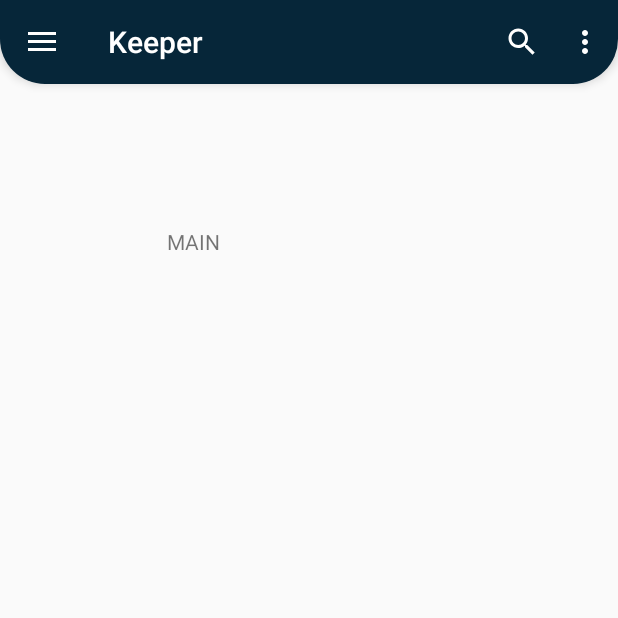
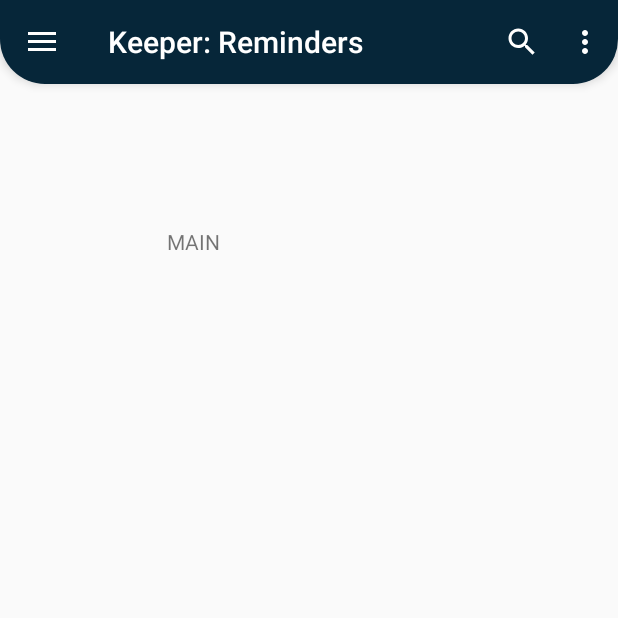
Before and after one commit to EGAMAGZ/Keeper-Deprecated-, an Android app: the screen it shows after launch (MainActivity), after a tap on "Reminders", on a phone screen of 412 x 824 dp, the top half of it. Run offline under Robolectric (Android 15) with nearby library versions, the phone set to English and light mode, and no system bars; 3 other taps on this screen came first.

Commit message:
Few changes on desing, and create the beggining for SQLITE [SQLiteConnection,etities and utilities] and for tasks table

```diff
--- a/app/src/main/java/com/android/keeper/MainActivity.java
+++ b/app/src/main/java/com/android/keeper/MainActivity.java
@@ -22,18 +22,21 @@ import android.widget.Toast;
 
 import com.android.keeper.fragments.NotesFragment;
 import com.android.keeper.fragments.RemindersFragment;
+import com.android.keeper.fragments.TasksFragment;
 
 public class MainActivity extends AppCompatActivity implements NavigationView.OnNavigationItemSelectedListener {
     private DrawerLayout drawer;
+    private Toolbar toolbar;
 
     @Override
     protected void onCreate(Bundle savedInstanceState) {
         super.onCreate(savedInstanceState);
         setContentView(R.layout.activity_main);
+
         NavigationView navigationView=findViewById(R.id.nav_view); //Gets Navigation View (Lateral Menu)
         navigationView.setNavigationItemSelectedListener(this); //Sets Item Listener to Navigation View
 
-        Toolbar toolbar=findViewById(R.id.toolbar); //Gets Toolbar
+        toolbar=findViewById(R.id.toolbar); //Gets Toolbar
         setSupportActionBar(toolbar);
 
         drawer=findViewById(R.id.drawer_layout); //Gets Drawer Layout (Root Container)
@@ -44,9 +47,8 @@ public class MainActivity extends AppCompatActivity implements NavigationView.On
         toogle.syncState();
 
         /* Replace default fragment content*/
-        getSupportFragmentManager().beginTransaction().replace(R.id.fragment_container,new NotesFragment()).commit();
+        getSupportFragmentManager().beginTransaction().replace(R.id.fragment_container,new RemindersFragment()).commit();
         navigationView.setCheckedItem(R.id.nav_reminders);
-
     }
 
     @Override
@@ -65,9 +67,15 @@ public class MainActivity extends AppCompatActivity implements NavigationView.On
         switch(menuItem.getItemId()){
             case R.id.nav_notes:
                 getSupportFragmentManager().beginTransaction().replace(R.id.fragment_container,new NotesFragment()).commit();
+                toolbar.setTitle("Keeper: Notes");
                 break;
             case R.id.nav_reminders:
                 getSupportFragmentManager().beginTransaction().replace(R.id.fragment_container,new RemindersFragment()).commit();
+                toolbar.setTitle("Keeper: Reminders");
+                break;
+            case R.id.nav_tasks:
+                getSupportFragmentManager().beginTransaction().replace(R.id.fragment_container,new TasksFragment()).commit();
+                toolbar.setTitle("Keeper: Tasks");
                 break;
             case R.id.nav_settings:
                 Intent intent=new Intent(MainActivity.this,SettingsActivity.class);
@@ -101,12 +109,4 @@ public class MainActivity extends AppCompatActivity implements NavigationView.On
         return true;
     }
 
-    public static class TasksFragment extends Fragment {
-
-        @Nullable
-        @Override
-        public View onCreateView(@NonNull LayoutInflater inflater, @Nullable ViewGroup container, @Nullable Bundle savedInstanceState) {
-            return inflater.inflate(R.layout.fragment_tasks,container,false);
-        }
-    }
 }
--- a/app/src/main/res/drawable/ic_label_black_24dp.xml
+++ b/app/src/main/res/drawable/ic_turned_in_black_24dp.xml
@@ -5,5 +5,5 @@
         android:viewportHeight="24.0">
     <path
         android:fillColor="#FF000000"
-        android:pathData="M17.63,5.84C17.27,5.33 16.67,5 16,5L5,5.01C3.9,5.01 3,5.9 3,7v10c0,1.1 0.9,1.99 2,1.99L16,19c0.67,0 1.27,-0.33 1.63,-0.84L22,12l-4.37,-6.16z"/>
+        android:pathData="M17,3H7c-1.1,0 -1.99,0.9 -1.99,2L5,21l7,-3 7,3V5c0,-1.1 -0.9,-2 -2,-2z"/>
 </vector>
--- a/app/src/main/res/layout/activity_settings.xml
+++ b/app/src/main/res/layout/activity_settings.xml
@@ -13,7 +13,8 @@
         <android.support.v7.widget.Toolbar
             android:layout_width="match_parent"
             android:layout_height="?attr/actionBarSize" android:background="@android:color/white"
-            android:id="@+id/toolbar" />
+            android:id="@+id/toolbar"
+            android:elevation="4dp"/>
         <LinearLayout
             android:layout_width="match_parent"
             android:layout_height="match_parent"
--- a/app/src/main/res/menu/drawer_menu.xml
+++ b/app/src/main/res/menu/drawer_menu.xml
@@ -4,7 +4,7 @@
     tools:showIn="navigation_view">
     <group android:checkableBehavior="single">
         <item android:id="@+id/nav_reminders" android:title="Reminders" android:icon="@drawable/ic_notifications_black_24dp"></item>
-        <item android:id="@+id/nav_notes" android:title="Notes" android:icon="@drawable/ic_label_black_24dp"></item>
+        <item android:id="@+id/nav_notes" android:title="Notes" android:icon="@drawable/ic_turned_in_black_24dp"></item>
         <item android:id="@+id/nav_tasks" android:title="Tasks" android:icon="@drawable/ic_check_black_24dp"></item>
     </group>
     <item android:title="Categories">
```
Also changed, not shown: app/src/main/java/com/android/keeper/fragments/TasksFragment.java (added, +19 -0 lines), app/src/main/java/com/android/keeper/localdb/SQLiteConnection.java (added, +26 -0 lines), app/src/main/java/com/android/keeper/localdb/entities/TasksEntities.java (added, +32 -0 lines), app/src/main/java/com/android/keeper/localdb/utilities/TasksUtilities.java (added, +10 -0 lines), app/src/main/res/drawable/ic_home_black_24dp.xml (deleted, +0 -9 lines).
